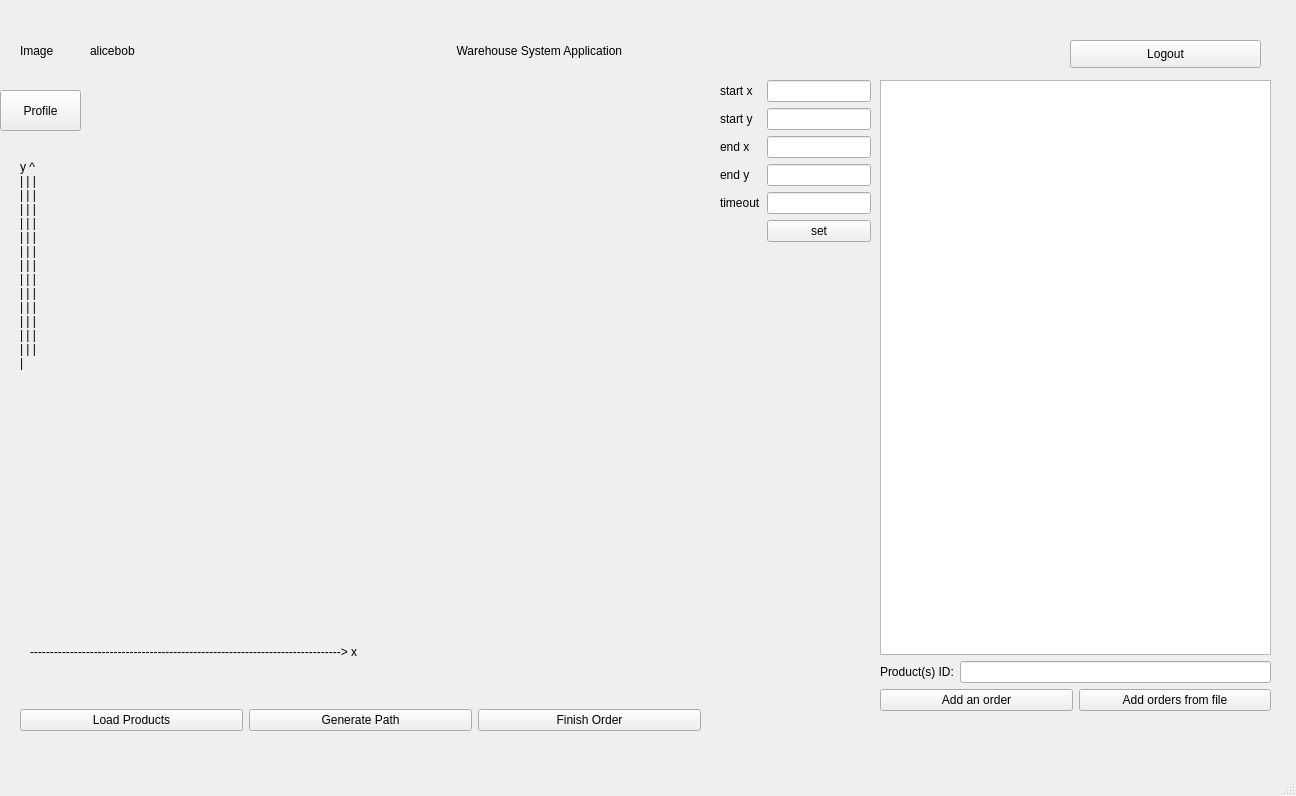
Above: qt_designer/main.ui from QUAFFquaff/Warehouse-Navigation-Application before the change. Below: the same form after it.
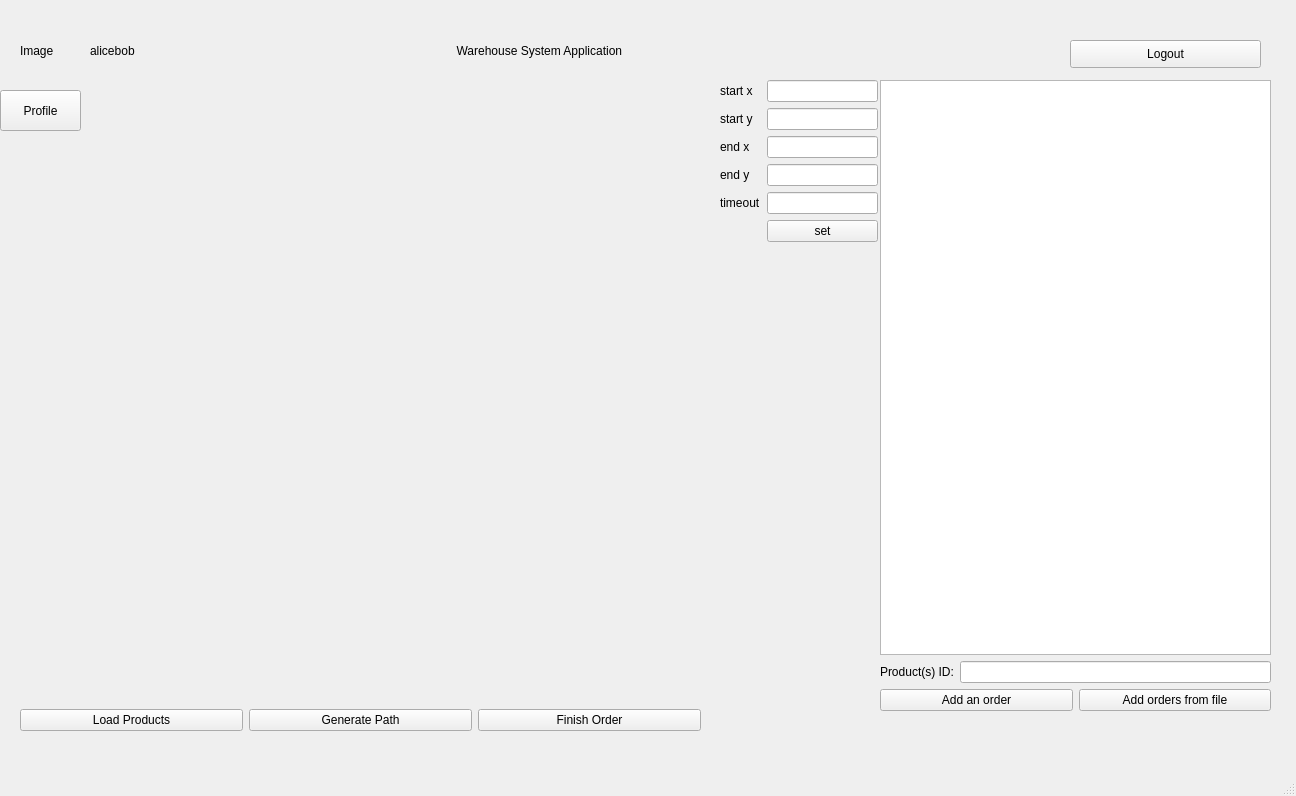
That is the form after the change.

Commit message: path info

The edit to the form file:
```diff
--- a/qt_designer/main.ui
+++ b/qt_designer/main.ui
@@ -76,10 +76,10 @@
    <widget class="QLabel" name="label_graph">
     <property name="geometry">
      <rect>
-      <x>30</x>
-      <y>210</y>
-      <width>641</width>
-      <height>441</height>
+      <x>10</x>
+      <y>180</y>
+      <width>691</width>
+      <height>491</height>
      </rect>
     </property>
     <property name="text">
@@ -177,7 +177,7 @@
      <rect>
       <x>720</x>
       <y>80</y>
-      <width>151</width>
+      <width>158</width>
       <height>201</height>
      </rect>
     </property>
@@ -244,38 +244,6 @@
      </item>
     </layout>
    </widget>
-   <widget class="QLabel" name="label_end_y_2">
-    <property name="geometry">
-     <rect>
-      <x>30</x>
-      <y>640</y>
-      <width>661</width>
-      <height>24</height>
-     </rect>
-    </property>
-    <property name="text">
-     <string>------------------------------------------------------------------------------&gt; x</string>
-    </property>
-   </widget>
-   <widget class="QLabel" name="label">
-    <property name="geometry">
-     <rect>
-      <x>20</x>
-      <y>160</y>
-      <width>21</width>
-      <height>491</height>
-     </rect>
-    </property>
-    <property name="text">
-     <string>y ^ | | | | | | | | | | | | | | | | | | | | | | | | | | | | | | | | | | | | | | | |</string>
-    </property>
-    <property name="alignment">
-     <set>Qt::AlignLeading|Qt::AlignLeft|Qt::AlignTop</set>
-    </property>
-    <property name="wordWrap">
-     <bool>true</bool>
-    </property>
-   </widget>
   </widget>
   <widget class="QStatusBar" name="statusbar"/>
  </widget>
```
The commit also changes 2 other files.
